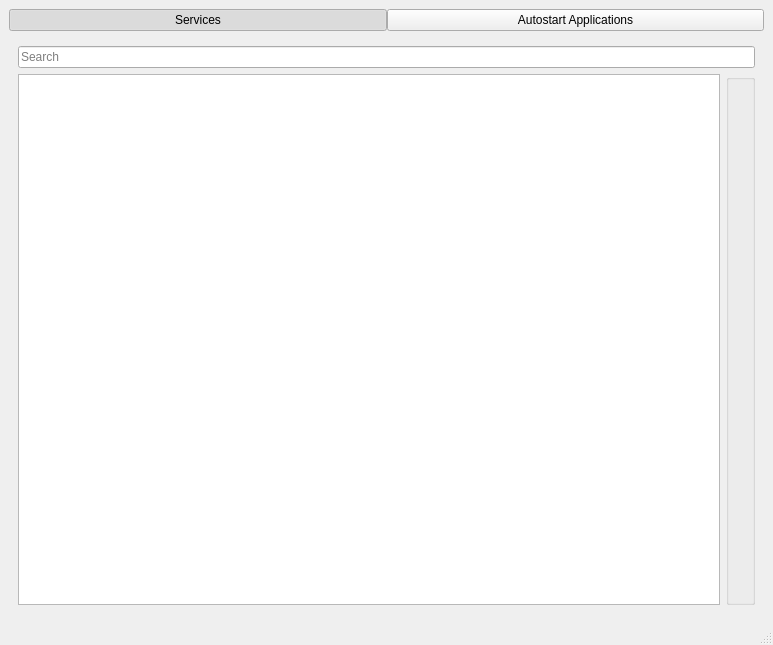
The window that ui/MainWindow.ui (V6lhost/pardus-system-services-manager) describes before a commit, drawn with Qt 5.
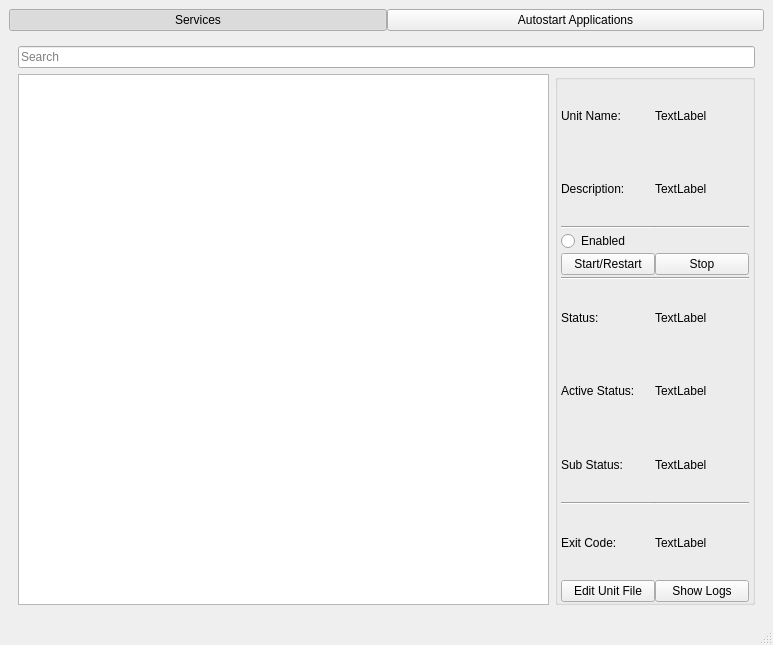
The same window after the commit. The open tabs and pages were chosen to show the change.

Commit message: MainWindow: add UnitDetails and ApplicationDetails boxes and fill it with information and connect buttons

The edit to the form file:
```diff
--- a/ui/MainWindow.ui
+++ b/ui/MainWindow.ui
@@ -93,10 +93,218 @@
            </widget>
           </item>
           <item>
-           <widget class="QGroupBox" name="groupBox">
+           <widget class="QGroupBox" name="groupBoxUnitDetails">
+            <property name="minimumSize">
+             <size>
+              <width>200</width>
+              <height>0</height>
+             </size>
+            </property>
+            <property name="maximumSize">
+             <size>
+              <width>200</width>
+              <height>16777215</height>
+             </size>
+            </property>
             <property name="title">
              <string/>
             </property>
+            <layout class="QGridLayout" name="gridLayout">
+             <property name="leftMargin">
+              <number>3</number>
+             </property>
+             <property name="topMargin">
+              <number>0</number>
+             </property>
+             <property name="rightMargin">
+              <number>3</number>
+             </property>
+             <property name="bottomMargin">
+              <number>0</number>
+             </property>
+             <property name="horizontalSpacing">
+              <number>0</number>
+             </property>
+             <property name="verticalSpacing">
+              <number>2</number>
+             </property>
+             <item row="0" column="2">
+              <widget class="QLabel" name="labelUnitNameText">
+               <property name="text">
+                <string>TextLabel</string>
+               </property>
+               <property name="wordWrap">
+                <bool>true</bool>
+               </property>
+              </widget>
+             </item>
+             <item row="8" column="0">
+              <widget class="QLabel" name="labelUnitSubStatus">
+               <property name="text">
+                <string>Sub Status:</string>
+               </property>
+              </widget>
+             </item>
+             <item row="6" column="0">
+              <widget class="QLabel" name="labelUnitLoadStatus">
+               <property name="text">
+                <string>Status:</string>
+               </property>
+              </widget>
+             </item>
+             <item row="2" column="0">
+              <widget class="Line" name="line">
+               <property name="orientation">
+                <enum>Qt::Orientation::Horizontal</enum>
+               </property>
+              </widget>
+             </item>
+             <item row="5" column="0">
+              <widget class="Line" name="line_2">
+               <property name="orientation">
+                <enum>Qt::Orientation::Horizontal</enum>
+               </property>
+              </widget>
+             </item>
+             <item row="1" column="0">
+              <widget class="QLabel" name="labelUnitDescription">
+               <property name="text">
+                <string>Description:</string>
+               </property>
+              </widget>
+             </item>
+             <item row="4" column="2">
+              <widget class="QPushButton" name="pushButtonUnitStop">
+               <property name="text">
+                <string>Stop</string>
+               </property>
+               <property name="checkable">
+                <bool>false</bool>
+               </property>
+              </widget>
+             </item>
+             <item row="10" column="0">
+              <widget class="QLabel" name="labelUnitExitCode">
+               <property name="text">
+                <string>Exit Code:</string>
+               </property>
+              </widget>
+             </item>
+             <item row="6" column="2">
+              <widget class="QLabel" name="labelUnitLoadStatusText">
+               <property name="text">
+                <string>TextLabel</string>
+               </property>
+               <property name="wordWrap">
+                <bool>false</bool>
+               </property>
+              </widget>
+             </item>
+             <item row="7" column="2">
+              <widget class="QLabel" name="labelUnitActiveStatusText">
+               <property name="text">
+                <string>TextLabel</string>
+               </property>
+               <property name="wordWrap">
+                <bool>true</bool>
+               </property>
+              </widget>
+             </item>
+             <item row="3" column="0">
+              <widget class="QRadioButton" name="radioButtonUnitEnabled">
+               <property name="text">
+                <string>Enabled</string>
+               </property>
+              </widget>
+             </item>
+             <item row="1" column="2">
+              <widget class="QLabel" name="labelUnitDescriptionText">
+               <property name="text">
+                <string>TextLabel</string>
+               </property>
+               <property name="wordWrap">
+                <bool>true</bool>
+               </property>
+              </widget>
+             </item>
+             <item row="8" column="2">
+              <widget class="QLabel" name="labelUnitSubStatusText">
+               <property name="text">
+                <string>TextLabel</string>
+               </property>
+              </widget>
+             </item>
+             <item row="7" column="0">
+              <widget class="QLabel" name="labelUnitActiveStatus">
+               <property name="text">
+                <string>Active Status:</string>
+               </property>
+              </widget>
+             </item>
+             <item row="9" column="0">
+              <widget class="Line" name="line_3">
+               <property name="orientation">
+                <enum>Qt::Orientation::Horizontal</enum>
+               </property>
+              </widget>
+             </item>
+             <item row="10" column="2">
+              <widget class="QLabel" name="labelUnitExitCodeText">
+               <property name="text">
+                <string>TextLabel</string>
+               </property>
+              </widget>
+             </item>
+             <item row="0" column="0">
+              <widget class="QLabel" name="labelUnitName">
+               <property name="text">
+                <string>Unit Name:</string>
+               </property>
+              </widget>
+             </item>
+             <item row="4" column="0">
+              <widget class="QPushButton" name="pushButtonUnitStartRestart">
+               <property name="text">
+                <string>Start/Restart</string>
+               </property>
+              </widget>
+             </item>
+             <item row="2" column="2">
+              <widget class="Line" name="line_4">
+               <property name="orientation">
+                <enum>Qt::Orientation::Horizontal</enum>
+               </property>
+              </widget>
+             </item>
+             <item row="5" column="2">
+              <widget class="Line" name="line_5">
+               <property name="orientation">
+                <enum>Qt::Orientation::Horizontal</enum>
+               </property>
+              </widget>
+             </item>
+             <item row="9" column="2">
+              <widget class="Line" name="line_6">
+               <property name="orientation">
+                <enum>Qt::Orientation::Horizontal</enum>
+               </property>
+              </widget>
+             </item>
+             <item row="11" column="0">
+              <widget class="QPushButton" name="pushButtonEditUnitFile">
+               <property name="text">
+                <string>Edit Unit File</string>
+               </property>
+              </widget>
+             </item>
+             <item row="11" column="2">
+              <widget class="QPushButton" name="pushButtonUnitShowLogs">
+               <property name="text">
+                <string>Show Logs</string>
+               </property>
+              </widget>
+             </item>
+            </layout>
            </widget>
           </item>
          </layout>
```
Left out of the diff: 148 changed lines with no effect on the pictures. The commit also changes 3 other files.
